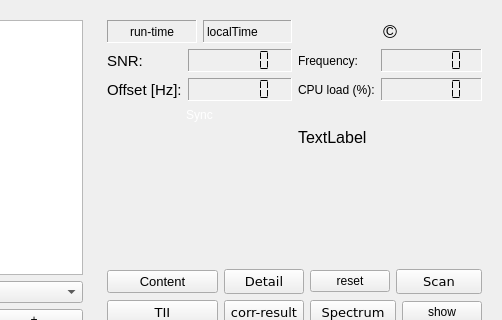
JvanKatwijk/qt-dab, file forms/dabradio.ui: the form before one commit; both pictures show x 140 to 642 and y 0 to 320 of the 642 by 407 pixel window.
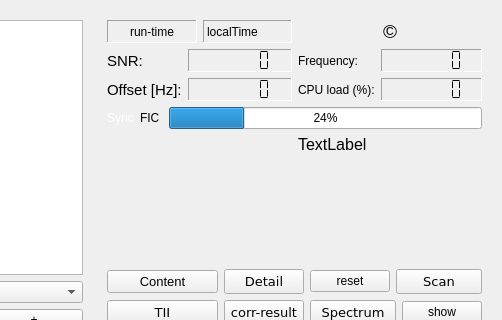
The form after the commit. Custom widgets are drawn as their Qt base class.

Patch:
```diff
--- a/forms/dabradio.ui
+++ b/forms/dabradio.ui
@@ -401,114 +401,16 @@
            </widget>
           </item>
           <item>
-           <widget class="QLabel" name="stereoLabel">
-            <property name="palette">
-             <palette>
-              <active>
-               <colorrole role="WindowText">
-                <brush brushstyle="NoBrush">
-                 <color alpha="128">
-                  <red>255</red>
-                  <green>255</green>
-                  <blue>255</blue>
-                 </color>
-                </brush>
-               </colorrole>
-               <colorrole role="Text">
-                <brush brushstyle="NoBrush">
-                 <color alpha="128">
-                  <red>255</red>
-                  <green>255</green>
-                  <blue>255</blue>
-                 </color>
-                </brush>
-               </colorrole>
-               <colorrole role="Text">
-                <brush brushstyle="NoBrush">
-                 <color alpha="128">
-                  <red>255</red>
-                  <green>255</green>
-                  <blue>255</blue>
-                 </color>
-                </brush>
-               </colorrole>
-              </active>
-              <inactive>
-               <colorrole role="WindowText">
-                <brush brushstyle="NoBrush">
-                 <color alpha="128">
-                  <red>255</red>
-                  <green>255</green>
-                  <blue>255</blue>
-                 </color>
-                </brush>
-               </colorrole>
-               <colorrole role="Text">
-                <brush brushstyle="NoBrush">
-                 <color alpha="128">
-                  <red>255</red>
-                  <green>255</green>
-                  <blue>255</blue>
-                 </color>
-                </brush>
-               </colorrole>
-               <colorrole role="Text">
-                <brush brushstyle="NoBrush">
-                 <color alpha="128">
-                  <red>255</red>
-                  <green>255</green>
-                  <blue>255</blue>
-                 </color>
-                </brush>
-               </colorrole>
-              </inactive>
-              <disabled>
-               <colorrole role="WindowText">
-                <brush brushstyle="NoBrush">
-                 <color alpha="128">
-                  <red>255</red>
-                  <green>255</green>
-                  <blue>255</blue>
-                 </color>
-                </brush>
-               </colorrole>
-               <colorrole role="Text">
-                <brush brushstyle="NoBrush">
-                 <color alpha="128">
-                  <red>255</red>
-                  <green>255</green>
-                  <blue>255</blue>
-                 </color>
-                </brush>
-               </colorrole>
-               <colorrole role="Text">
-                <brush brushstyle="NoBrush">
-                 <color alpha="128">
-                  <red>255</red>
-                  <green>255</green>
-                  <blue>255</blue>
-                 </color>
-                </brush>
-               </colorrole>
-              </disabled>
-             </palette>
-            </property>
-            <property name="font">
-             <font>
-              <pointsize>10</pointsize>
-             </font>
-            </property>
-            <property name="toolTip">
-             <string>&lt;html&gt;&lt;head/&gt;&lt;body&gt;&lt;p&gt;Stereo label&lt;/p&gt;&lt;p&gt;Green means that the program is in stereo.&lt;br/&gt;Red means no audio or mono transmission.&lt;/p&gt;&lt;/body&gt;&lt;/html&gt;</string>
-            </property>
-            <property name="frameShape">
-             <enum>QFrame::NoFrame</enum>
-            </property>
+           <widget class="QLabel" name="label">
             <property name="text">
-             <string>ST</string>
+             <string>FIC </string>
             </property>
-            <property name="alignment">
-             <set>Qt::AlignCenter</set>
+           </widget>
+          </item>
+          <item>
+           <widget class="QProgressBar" name="ficError_display">
+            <property name="value">
+             <number>24</number>
             </property>
            </widget>
           </item>
```
